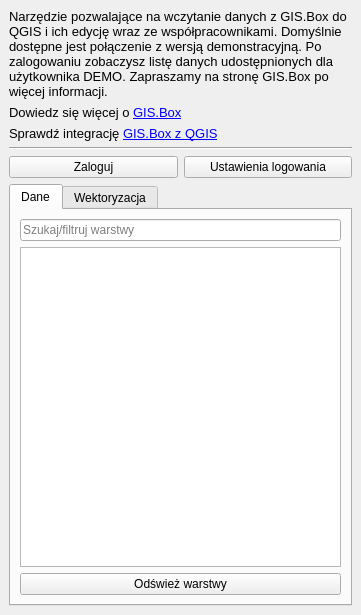
The window that gissupport_plugin/modules/gis_box/gisbox_dockwidget.ui (gis-support/gis-support-plugin) describes before a commit, drawn with Qt 5.
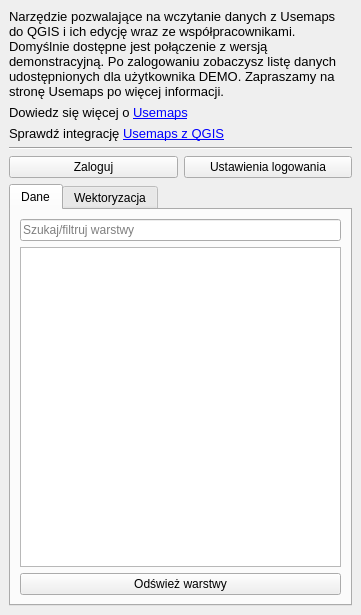
The same window after the commit.

Patch:
```diff
--- a/gissupport_plugin/modules/gis_box/gisbox_dockwidget.ui
+++ b/gissupport_plugin/modules/gis_box/gisbox_dockwidget.ui
@@ -18,7 +18,7 @@
     <item>
      <widget class="QLabel" name="infoLabel">
       <property name="text">
-       <string>&lt;html&gt;&lt;head/&gt;&lt;body&gt;&lt;p&gt;&lt;span style=&quot; font-size:10pt;&quot;&gt;Narzędzie pozwalające na wczytanie danych z GIS.Box do QGIS i ich edycję wraz ze współpracownikami. Domyślnie dostępne jest połączenie z wersją demonstracyjną. Po zalogowaniu zobaczysz listę danych udostępnionych dla użytkownika DEMO. Zapraszamy na stronę GIS.Box po więcej informacji.
+       <string>&lt;html&gt;&lt;head/&gt;&lt;body&gt;&lt;p&gt;&lt;span style=&quot; font-size:10pt;&quot;&gt;Narzędzie pozwalające na wczytanie danych z Usemaps do QGIS i ich edycję wraz ze współpracownikami. Domyślnie dostępne jest połączenie z wersją demonstracyjną. Po zalogowaniu zobaczysz listę danych udostępnionych dla użytkownika DEMO. Zapraszamy na stronę Usemaps po więcej informacji.
 &lt;/span&gt;&lt;/p&gt;&lt;/body&gt;&lt;/html&gt;</string>
       </property>
       <property name="wordWrap">
@@ -37,7 +37,7 @@
        </font>
       </property>
       <property name="text">
-       <string>&lt;html&gt;&lt;head/&gt;&lt;body&gt;&lt;p&gt;&lt;span style=&quot; font-size:10pt;&quot;&gt;Dowiedz się więcej o &lt;/span&gt;&lt;a href=&quot;https://gis-support.pl/gis-box/&quot;&gt;&lt;span style=&quot; font-size:10pt; text-decoration: underline; color:#0000ff;&quot;&gt;GIS.Box&lt;/span&gt;&lt;/a&gt;&lt;/p&gt;&lt;/body&gt;&lt;/html&gt;</string>
+       <string>&lt;html&gt;&lt;head/&gt;&lt;body&gt;&lt;p&gt;&lt;span style=&quot; font-size:10pt;&quot;&gt;Dowiedz się więcej o &lt;/span&gt;&lt;a href=&quot;https://usemaps.com/&quot;&gt;&lt;span style=&quot; font-size:10pt; text-decoration: underline; color:#0000ff;&quot;&gt;Usemaps&lt;/span&gt;&lt;/a&gt;&lt;/p&gt;&lt;/body&gt;&lt;/html&gt;</string>
       </property>
       <property name="textFormat">
        <enum>Qt::RichText</enum>
@@ -58,7 +58,7 @@
        </font>
       </property>
       <property name="text">
-       <string>&lt;html&gt;&lt;head/&gt;&lt;body&gt;&lt;p&gt;&lt;span style=&quot; font-size:10pt;&quot;&gt;Sprawdź integrację &lt;/span&gt;&lt;a href=&quot;https://gis-support.pl/qgis-gis-box/&quot;&gt;&lt;span style=&quot; font-size:10pt; text-decoration: underline; color:#0000ff;&quot;&gt;GIS.Box z QGIS&lt;/span&gt;&lt;/a&gt;&lt;/p&gt;&lt;/body&gt;&lt;/html&gt;</string>
+       <string>&lt;html&gt;&lt;head/&gt;&lt;body&gt;&lt;p&gt;&lt;span style=&quot; font-size:10pt;&quot;&gt;Sprawdź integrację &lt;/span&gt;&lt;a href=&quot;https://usemaps.com/usemaps-qgis/&quot;&gt;&lt;span style=&quot; font-size:10pt; text-decoration: underline; color:#0000ff;&quot;&gt;Usemaps z QGIS&lt;/span&gt;&lt;/a&gt;&lt;/p&gt;&lt;/body&gt;&lt;/html&gt;</string>
       </property>
       <property name="textFormat">
        <enum>Qt::RichText</enum>
```
Left out of the diff: 2 changed lines with no effect on the pictures.
